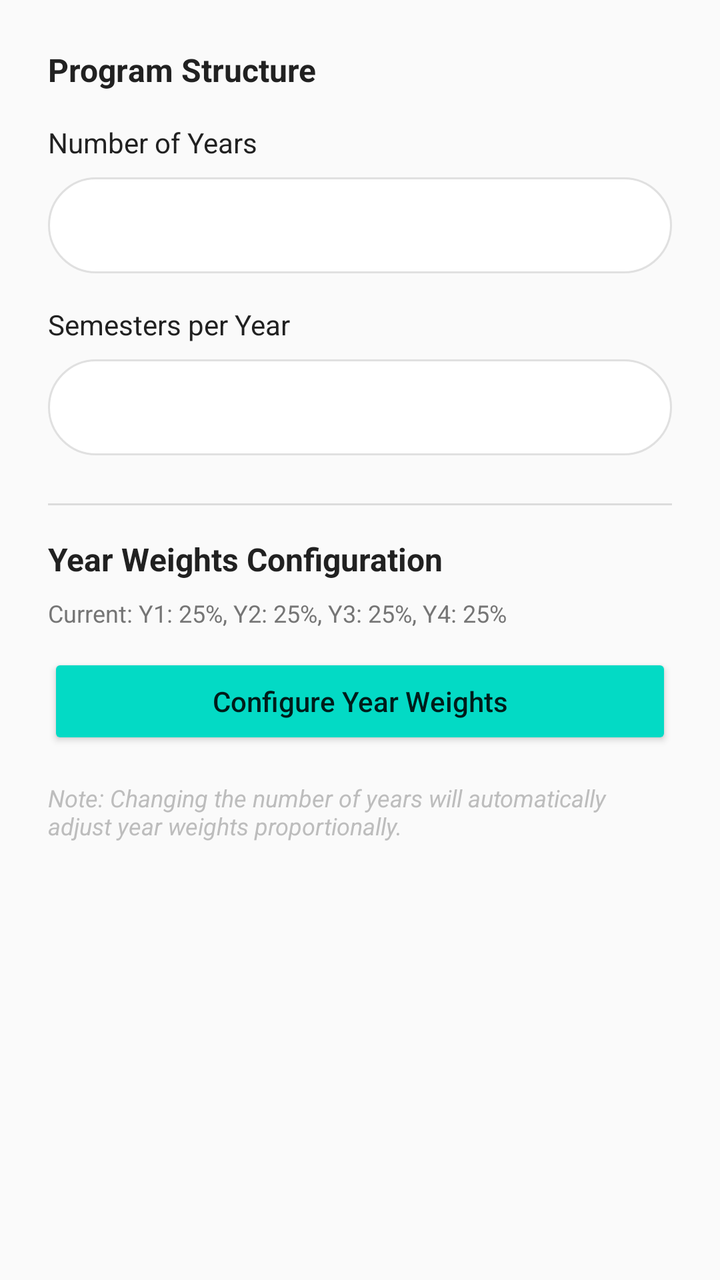
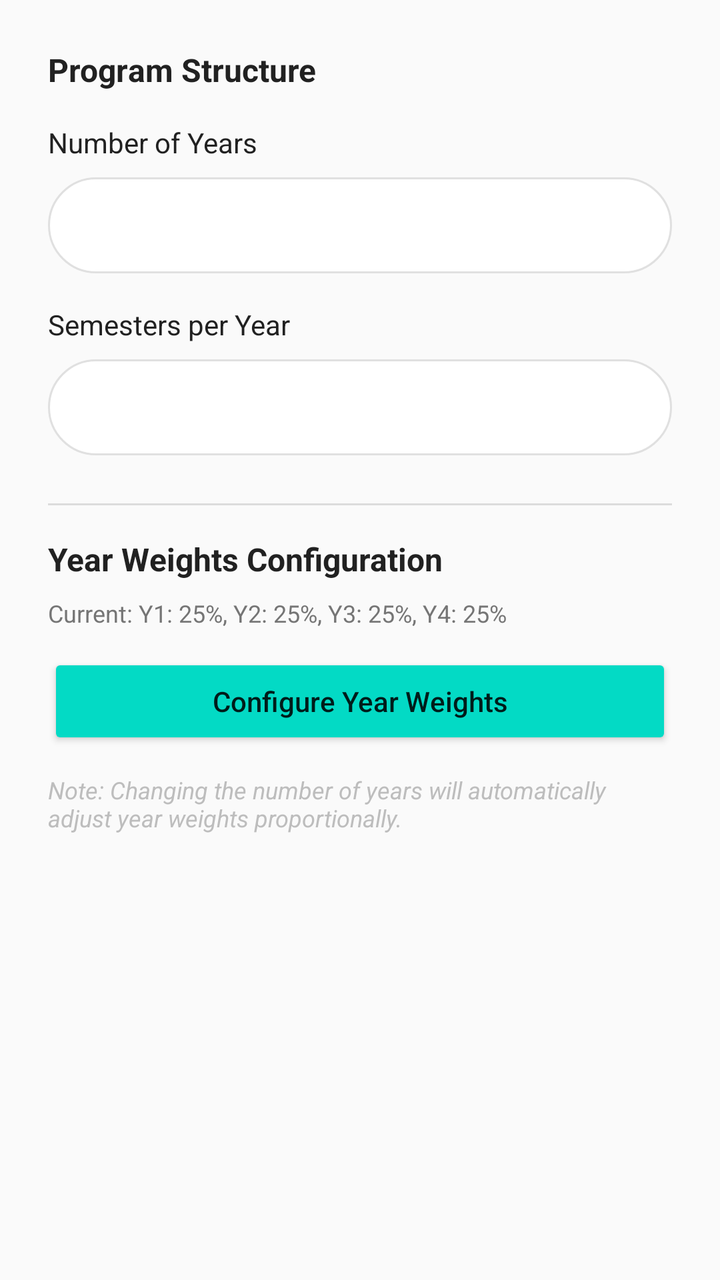

The first picture is an Android layout as it rendered before a commit; the second is the same layout after the commit. The layout source and the unified diff follow.
<!-- AndroidManifest.xml: application theme Theme.AppCompat.Light.NoActionBar -->
<!-- res/layout/dialog_change_structure.xml -->
<?xml version="1.0" encoding="utf-8"?>
<ScrollView xmlns:android="http://schemas.android.com/apk/res/android"
    android:layout_width="match_parent"
    android:layout_height="wrap_content">

    <LinearLayout
        android:layout_width="match_parent"
        android:layout_height="wrap_content"
        android:orientation="vertical"
        android:padding="24dp">

        <TextView
            android:layout_width="wrap_content"
            android:layout_height="wrap_content"
            android:text="Program Structure"
            android:textSize="16sp"
            android:textStyle="bold"
            android:textColor="@color/text_primary"
            android:layout_marginBottom="16dp" />

        
        <TextView
            android:layout_width="wrap_content"
            android:layout_height="wrap_content"
            android:text="Number of Years"
            android:textColor="@color/text_primary"
            android:textSize="14sp"
            android:layout_marginBottom="8dp" />

        <Spinner
            android:id="@+id/spinner_years"
            android:layout_width="match_parent"
            android:layout_height="wrap_content"
            android:minHeight="48dp"
            android:background="@drawable/field_bg"
            android:layout_marginBottom="16dp" />

        
        <TextView
            android:layout_width="wrap_content"
            android:layout_height="wrap_content"
            android:text="Semesters per Year"
            android:textColor="@color/text_primary"
            android:textSize="14sp"
            android:layout_marginBottom="8dp" />

        <Spinner
            android:id="@+id/spinner_semesters"
            android:layout_width="match_parent"
            android:layout_height="wrap_content"
            android:minHeight="48dp"
            android:background="@drawable/field_bg"
            android:layout_marginBottom="24dp" />

        
        <View
            android:layout_width="match_parent"
            android:layout_height="1dp"
            android:background="@color/divider"
            android:layout_marginBottom="16dp" />

        <TextView
            android:layout_width="wrap_content"
            android:layout_height="wrap_content"
            android:text="Year Weights Configuration"
            android:textSize="16sp"
            android:textStyle="bold"
            android:textColor="@color/text_primary"
            android:layout_marginBottom="8dp" />

        <TextView
            android:id="@+id/tv_weights_preview"
            android:layout_width="wrap_content"
            android:layout_height="wrap_content"
            android:text="Current: Y1: 25%, Y2: 25%, Y3: 25%, Y4: 25%"
            android:textSize="12sp"
            android:textColor="@color/text_secondary"
            android:layout_marginBottom="12dp" />

        <Button
            android:id="@+id/btn_configure_weights"
            android:layout_width="match_parent"
            android:layout_height="wrap_content"
            android:text="Configure Year Weights"
            android:textAllCaps="false"
            android:backgroundTint="@color/accent" />

        
        <TextView
            android:layout_width="wrap_content"
            android:layout_height="wrap_content"
            android:layout_marginTop="16dp"
            android:text="Note: Changing the number of years will automatically adjust year weights proportionally."
            android:textSize="12sp"
            android:textColor="@color/text_tertiary"
            android:textStyle="italic" />

    </LinearLayout>
</ScrollView>
<!-- resources referenced by this layout -->
<resources>
  <color name="accent">#FF03DAC5</color>
  <color name="divider">#1F000000</color>
  <color name="text_primary">#212121</color>
  <color name="text_secondary">#757575</color>
  <color name="text_tertiary">#BDBDBD</color>
  <!-- drawable field_bg (drawable) -->
  <?xml version="1.0" encoding="utf-8"?>
  <shape xmlns:android="http://schemas.android.com/apk/res/android">
      <solid android:color="@color/surface"/>
      <corners android:radius="50dp"/>
      <stroke
          android:color="@color/border"
          android:width="1dp"/>
      <padding
          android:left="12dp"
          android:top="12dp"
          android:right="12dp"
          android:bottom="12dp"/>
  </shape>
  <color name="surface">#FFFFFF</color>
  <color name="border">#E0E0E0</color>
</resources>

<!-- the commit's change to res/layout/dialog_change_structure.xml (unified diff, before → after) -->
@@ -87,9 +87,23 @@
 
         
         <TextView
+            android:id="@+id/tv_structure_warning"
             android:layout_width="wrap_content"
             android:layout_height="wrap_content"
             android:layout_marginTop="16dp"
+            android:padding="12dp"
+            android:background="@drawable/field_bg"
+            android:text="⚠️ WARNING: Reducing years/semesters will delete data!"
+            android:textSize="12sp"
+            android:textColor="@color/error"
+            android:textStyle="bold"
+            android:visibility="gone" />
+
+        
+        <TextView
+            android:layout_width="wrap_content"
+            android:layout_height="wrap_content"
+            android:layout_marginTop="12dp"
             android:text="Note: Changing the number of years will automatically adjust year weights proportionally."
             android:textSize="12sp"
             android:textColor="@color/text_tertiary"
<!-- resource entries referenced after the edit -->
@@ -2,6 +2,7 @@
 <resources>
   <color name="accent">#FF03DAC5</color>
   <color name="divider">#1F000000</color>
+  <color name="error">#F44336</color>
   <color name="text_primary">#212121</color>
   <color name="text_secondary">#757575</color>
   <color name="text_tertiary">#BDBDBD</color>
